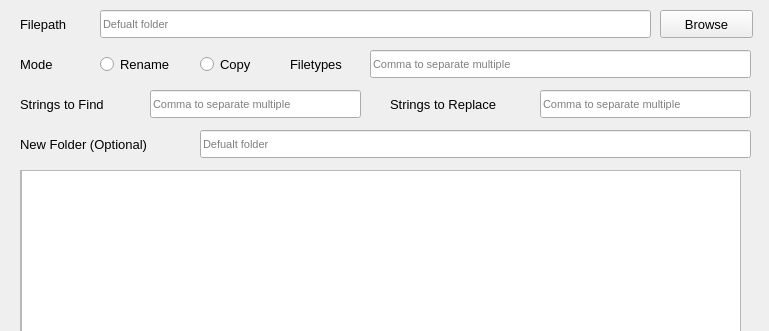
The window that TART_assignment_04_files/batch_renamer.ui (Pepper2020/PythonLearning) describes before a commit, drawn with Qt 5; both pictures show x 0 to 769 and y 0 to 331 of the 769 by 652 pixel window.
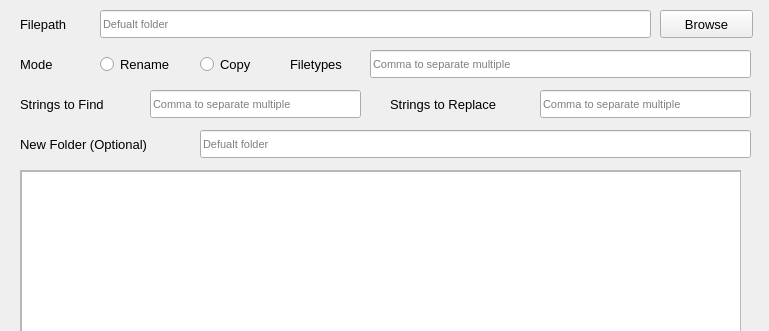
The same window after the commit.

```diff
--- a/TART_assignment_04_files/batch_renamer.ui
+++ b/TART_assignment_04_files/batch_renamer.ui
@@ -319,13 +319,13 @@
        <height>389</height>
       </rect>
      </property>
-     <widget class="QTextBrowser" name="textBrowser_log">
+     <widget class="QListWidget" name="listWidget">
       <property name="geometry">
        <rect>
         <x>0</x>
-        <y>-20</y>
-        <width>831</width>
-        <height>411</height>
+        <y>0</y>
+        <width>721</width>
+        <height>391</height>
        </rect>
       </property>
      </widget>
```
